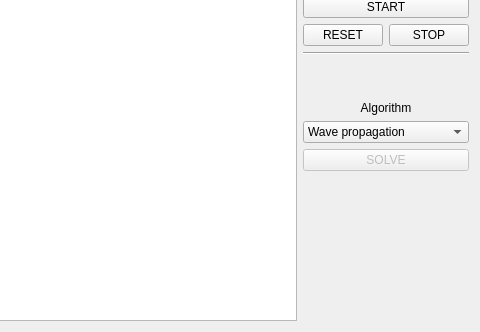
matmarczuk/micromouse, file GUI/forms/mainwindow.ui: the form before one commit; both pictures show x 693 to 1173 and y 237 to 569 of the 1173 by 569 pixel window.
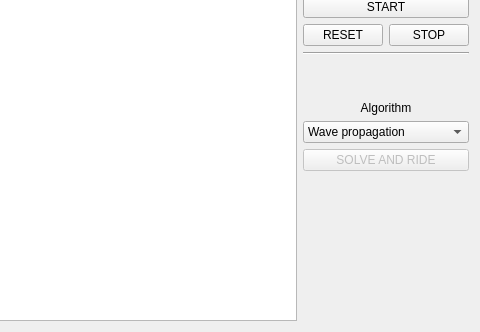
The form after the commit.

Commit message: Fix solve button availability

```diff
--- a/GUI/forms/mainwindow.ui
+++ b/GUI/forms/mainwindow.ui
@@ -88,7 +88,7 @@
            <bool>false</bool>
           </property>
           <property name="text">
-           <string>SOLVE</string>
+           <string>SOLVE AND RIDE</string>
           </property>
          </widget>
         </item>
```
Left out of the diff: 13 changed lines with no effect on the pictures. The commit also changes 5 other files.
